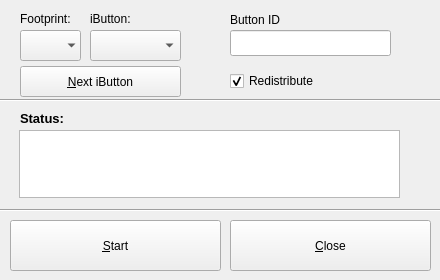
lachlan007/iassist, file src/widgets/CollectUI.ui: the form before one commit.
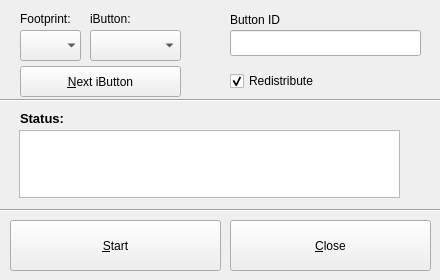
The form after the commit.

The edit to the form file:
```diff
--- a/src/widgets/CollectUI.ui
+++ b/src/widgets/CollectUI.ui
@@ -43,7 +43,7 @@
     <rect>
      <x>230</x>
      <y>30</y>
-     <width>161</width>
+     <width>191</width>
      <height>26</height>
     </rect>
    </property>
```
